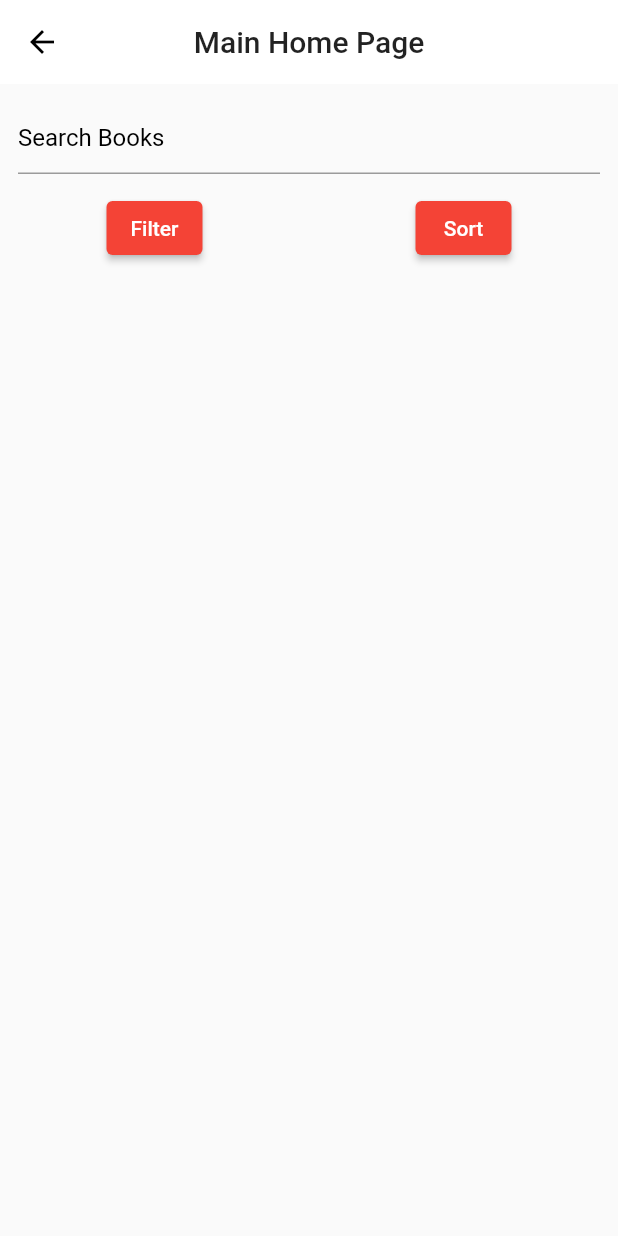
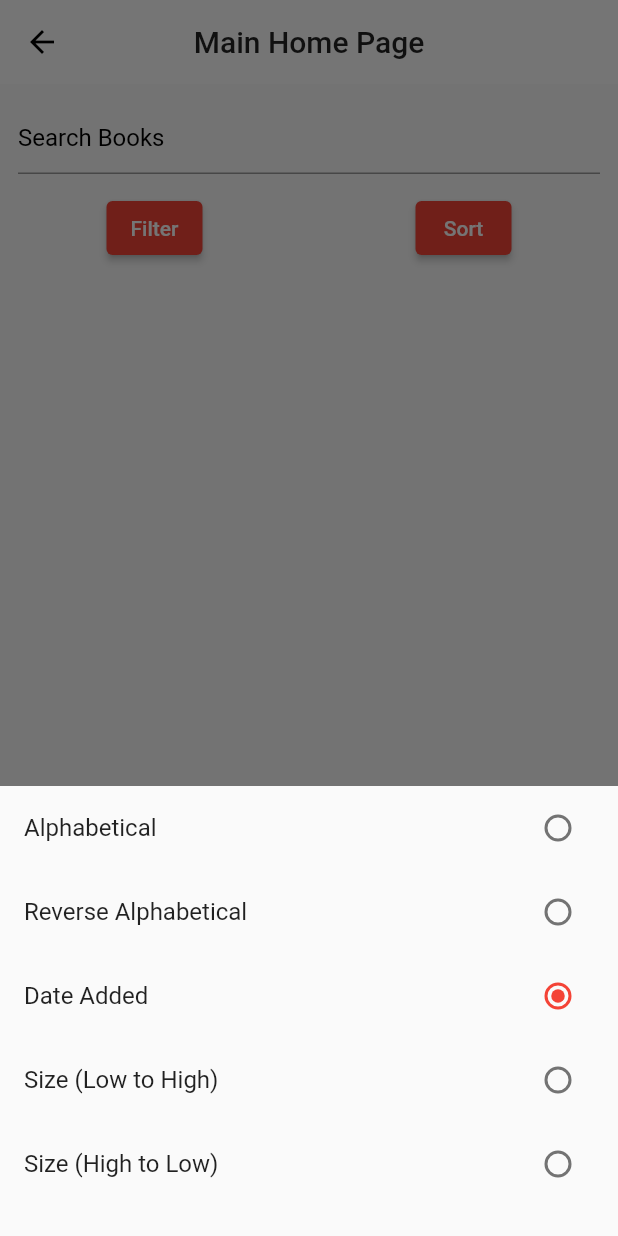
Before and after one commit to zinbrox/books_app, a Flutter app: the mainHomePage screen opened by its route, after a tap on "Sort", on a phone screen of 412 x 824 dp. Run offline on Flutter 3.47's test engine with Material 2 defaults, Android fonts, the phone set to English and light mode, and no system bars; our stand-ins replace cloud_firestore, file_picker, firebase_auth, firebase_core, firebase_storage, fluttertoast and 2 more; missing offline and left inert: downloads_path_provider, epub, epub_viewer; accounts and stored records are empty.

Commit message:
Added Sort By feature

```diff
--- a/lib/pages/downloadedBooks.dart
+++ b/lib/pages/downloadedBooks.dart
@@ -9,7 +9,7 @@ class _downloadedBooksPageState extends State<downloadedBooksPage> {
   @override
   Widget build(BuildContext context) {
     return Scaffold(
-      body: Image(),
+      body: Center(child: Text("Hello"),),
     );
   }
 }
--- a/lib/pages/mainHomePage.dart
+++ b/lib/pages/mainHomePage.dart
@@ -11,11 +11,12 @@ import 'package:cloud_firestore/cloud_firestore.dart';
 
 class Books {
   String name, title, author, description, genre;
-  int size;
+  double size;
   DateTime timeCreated;
 
   Books({this.name, this.title, this.author, this.description, this.genre, this.size, this.timeCreated});
 }
+
 
 class mainHomePage extends StatefulWidget {
   @override
@@ -48,6 +49,9 @@ class _mainHomePageState extends State<mainHomePage> {
   ];
   List<String> selectedCategories=[];
   List<bool> selectedCheck=[];
+  Map sortBy = {'Alphabetical': 0, 'Reverse Alphabetical': 1, 'Date Added': 2, 'Size (Low to High)': 3, 'Size (High to Low)' : 4};
+  int _radioValue=2;
+
 
   Future<void> showFiles() async {
     print("In showFiles");
@@ -77,7 +81,7 @@ class _mainHomePageState extends State<mainHomePage> {
         author: metadata.customMetadata['author'],
         description: metadata.customMetadata['description'],
         genre: metadata.customMetadata['genre'],
-        size: metadata.size,
+        size: double.parse(((metadata.size)/1000000).toStringAsFixed(2)),
         timeCreated: metadata.timeCreated,
       );
       booksList.add(book);
@@ -227,10 +231,63 @@ class _mainHomePageState extends State<mainHomePage> {
 
   }
 
+  onSortChanged() async {
+    await showModalBottomSheet(
+    context: context,
+        builder: (context){
+      return StatefulBuilder(builder: (context, setState){
+        return Container(
+          child: Container(
+            height: 300,
+            decoration: BoxDecoration(
+            borderRadius: BorderRadius.only(
+            topLeft: Radius.circular(10),
+            topRight: Radius.circular(10)),
+            ),
+            child: ListView.builder(
+              itemCount: sortBy.length,
+                itemBuilder: (BuildContext context, index){
+                return ListTile(
+                  title: Text(sortBy.keys.toList()[index]),
+                  trailing: Radio(
+                    value: sortBy.values.toList()[index],
+                    groupValue: _radioValue,
+                    onChanged: (value){
+                      print("Changed");
+                      setState(() {
+                        _radioValue=value;
+                      });
+                    },
+                  ),
+                );
+
+            })
+        ),
+        );
+        }
+      );
+
+        });
+    setState(() {
+      switch(_radioValue) {
+        case 0: searchBooksList.sort((a,b) => a.title.compareTo(b.title)); break;
+        case 1: searchBooksList.sort((b,a) => a.title.compareTo(b.title)); break;
+        case 2: searchBooksList.sort((b,a) => a.timeCreated.compareTo(b.timeCreated)); break;
+        case 3: searchBooksList.sort((a,b) => a.size.compareTo(b.size)); break;
+        case 4: searchBooksList.sort((b,a) => a.size.compareTo(b.size)); break;
+      }
+    });
+  }
+
   @override
   void initState() {
     super.initState();
     showFiles();
+  }
+
+  @override
+  void dispose() {
+    super.dispose();
   }
 
   @override
@@ -263,7 +320,9 @@ class _mainHomePageState extends State<mainHomePage> {
                     },
                       child: Text("Filter")),
                   ElevatedButton(
-                    onPressed: (){},
+                    onPressed: (){
+                      onSortChanged();
+                    },
                       child: Text("Sort")),
                 ],
               ),
@@ -297,7 +356,7 @@ class _mainHomePageState extends State<mainHomePage> {
                                         overflow: TextOverflow.ellipsis,
                                         maxLines: 9,
                                       )),
-                                      Text((searchBooksList[index].size/1000000).toString() + 'MB'),
+                                      Text(searchBooksList[index].size.toString() + 'MB'),
                                       Row(
                                         mainAxisAlignment:
                                             MainAxisAlignment.spaceBetween,
```
